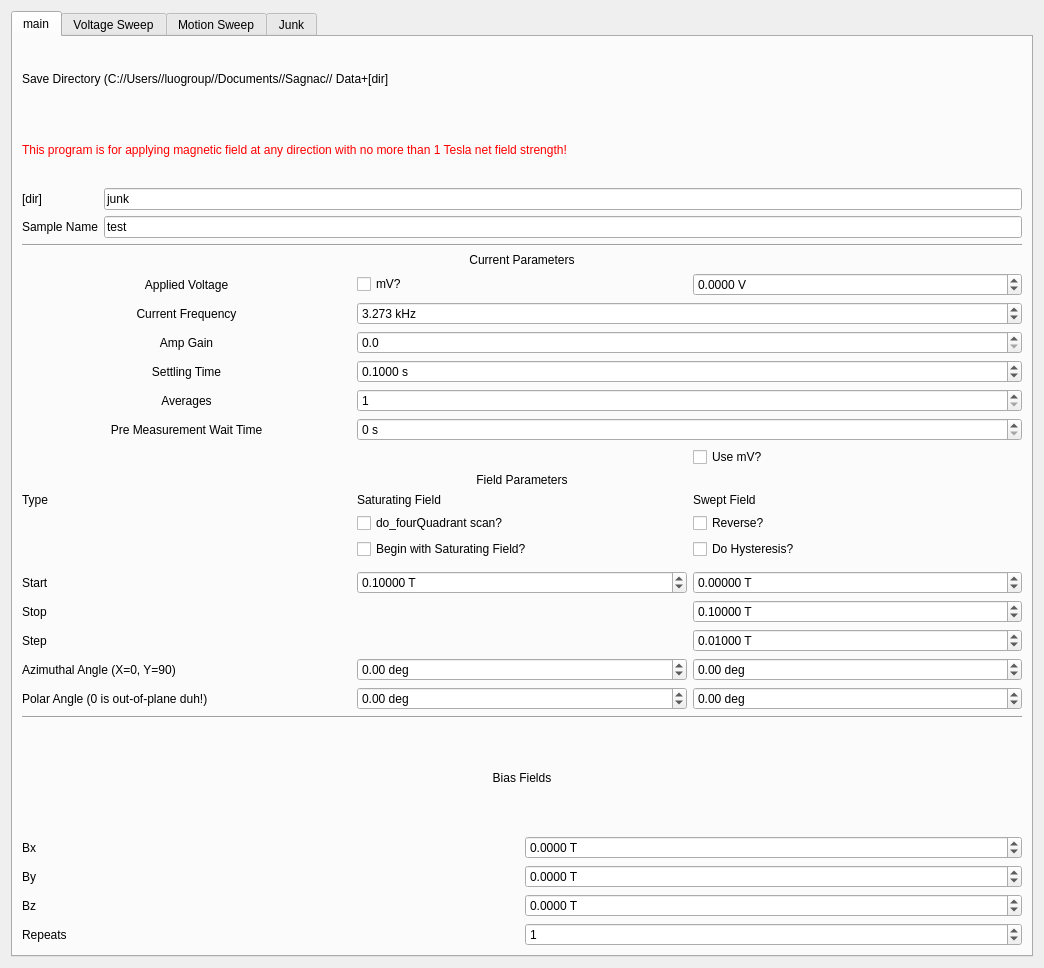
First picture: the form in VecMagSagnac_control/custom_inputs/sagnac_gui_OpticsXport.ui, repository OrionSmedley/SagnacOperatingSys, before the edit.
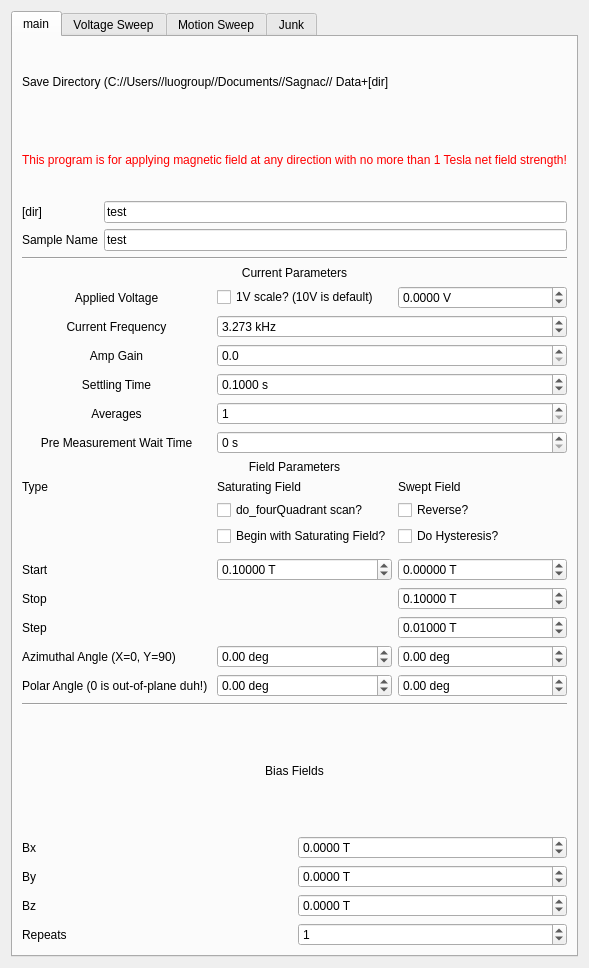
Second picture: the form after the edit. The open tabs and pages were chosen to show the change.

What changed in the file:
```diff
--- a/VecMagSagnac_control/custom_inputs/sagnac_gui_OpticsXport.ui
+++ b/VecMagSagnac_control/custom_inputs/sagnac_gui_OpticsXport.ui
@@ -6,7 +6,7 @@
    <rect>
     <x>0</x>
     <y>0</y>
-    <width>1044</width>
+    <width>568</width>
     <height>968</height>
    </rect>
   </property>
@@ -20,7 +20,7 @@
       <string>&lt;html&gt;&lt;head/&gt;&lt;body&gt;&lt;p&gt;Field Parameters&lt;/p&gt;&lt;/body&gt;&lt;/html&gt;</string>
      </property>
      <property name="currentIndex">
-      <number>0</number>
+      <number>1</number>
      </property>
      <widget class="QWidget" name="tab">
       <attribute name="title">
@@ -59,7 +59,7 @@
          <item row="4" column="1">
           <widget class="QLineEdit" name="save_dir">
            <property name="text">
-            <string>junk</string>
+            <string>test</string>
            </property>
           </widget>
          </item>
@@ -138,6 +138,25 @@
            </property>
           </widget>
          </item>
+         <item row="3" column="2">
+          <widget class="QDoubleSpinBox" name="applied_voltage">
+           <property name="suffix">
+            <string> V</string>
+           </property>
+           <property name="decimals">
+            <number>4</number>
+           </property>
+           <property name="minimum">
+            <double>-10.000000000000000</double>
+           </property>
+           <property name="maximum">
+            <double>10.000000000000000</double>
+           </property>
+           <property name="value">
+            <double>0.000000000000000</double>
+           </property>
+          </widget>
+         </item>
          <item row="4" column="1" colspan="2">
           <widget class="QDoubleSpinBox" name="current_frequency">
            <property name="suffix">
@@ -154,28 +173,28 @@
            </property>
           </widget>
          </item>
-         <item row="9" column="2">
-          <widget class="QCheckBox" name="checkBox">
+         <item row="3" column="1">
+          <widget class="QCheckBox" name="voltage_scale_main">
            <property name="text">
-            <string>Use mV?</string>
+            <string>1V scale? (10V is default)</string>
            </property>
           </widget>
          </item>
-         <item row="17" column="0">
+         <item row="16" column="0">
           <widget class="QLabel" name="label_2">
            <property name="text">
             <string>Step</string>
            </property>
           </widget>
          </item>
-         <item row="13" column="1">
+         <item row="12" column="1">
           <widget class="QCheckBox" name="saturate">
            <property name="text">
             <string>Begin with Saturating Field?</string>
            </property>
           </widget>
          </item>
-         <item row="17" column="2">
+         <item row="16" column="2">
           <widget class="QDoubleSpinBox" name="sweep_field_step">
            <property name="suffix">
             <string> T</string>
@@ -197,14 +216,14 @@
            </property>
           </widget>
          </item>
-         <item row="11" column="1">
+         <item row="10" column="1">
           <widget class="QLabel" name="label_6">
            <property name="text">
             <string>Saturating Field</string>
            </property>
           </widget>
          </item>
-         <item row="13" column="2">
+         <item row="12" column="2">
           <widget class="QCheckBox" name="hysteresis">
            <property name="text">
             <string>Do Hysteresis?</string>
@@ -221,7 +240,7 @@
            </property>
           </widget>
          </item>
-         <item row="18" column="2">
+         <item row="17" column="2">
           <widget class="QDoubleSpinBox" name="sweep_field_azimuth">
            <property name="suffix">
             <string> deg</string>
@@ -234,6 +253,16 @@
            </property>
           </widget>
          </item>
+         <item row="3" column="0">
+          <widget class="QLabel" name="label_3">
+           <property name="text">
+            <string>Applied Voltage</string>
+           </property>
+           <property name="alignment">
+            <set>Qt::AlignCenter</set>
+           </property>
+          </widget>
+         </item>
          <item row="7" column="1" colspan="2">
           <widget class="QSpinBox" name="avgs">
            <property name="minimum">
@@ -241,7 +270,7 @@
            </property>
           </widget>
          </item>
-         <item row="12" column="2">
+         <item row="11" column="2">
           <widget class="QCheckBox" name="reverse">
            <property name="text">
             <string>Reverse?</string>
@@ -297,7 +326,7 @@
            </property>
           </widget>
          </item>
-         <item row="10" column="0" colspan="3">
+         <item row="9" column="0" colspan="3">
           <widget class="QLabel" name="label_10">
            <property name="text">
             <string>Field Parameters</string>
@@ -307,21 +336,21 @@
            </property>
           </widget>
          </item>
-         <item row="11" column="0">
+         <item row="10" column="0">
           <widget class="QLabel" name="label_21">
            <property name="text">
             <string>Type</string>
            </property>
           </widget>
          </item>
-         <item row="15" column="0">
+         <item row="14" column="0">
           <widget class="QLabel" name="label_18">
            <property name="text">
             <string>Start</string>
            </property>
           </widget>
          </item>
-         <item row="18" column="0">
+         <item row="17" column="0">
           <widget class="QLabel" name="label_16">
            <property name="text">
             <string>Azimuthal Angle (X=0, Y=90)</string>
@@ -338,14 +367,14 @@
            </property>
           </widget>
          </item>
-         <item row="19" column="0">
+         <item row="18" column="0">
           <widget class="QLabel" name="label_19">
            <property name="text">
             <string>Polar Angle (0 is out-of-plane duh!) </string>
            </property>
           </widget>
          </item>
-         <item row="15" column="2">
+         <item row="14" column="2">
           <widget class="QDoubleSpinBox" name="sweep_field_start">
            <property name="suffix">
             <string> T</string>
@@ -367,7 +396,7 @@
            </property>
           </widget>
          </item>
-         <item row="15" column="1">
+         <item row="14" column="1">
           <widget class="QDoubleSpinBox" name="saturating_field">
            <property name="suffix">
             <string> T</string>
@@ -389,7 +418,7 @@
            </property>
           </widget>
          </item>
-         <item row="19" column="2">
+         <item row="18" column="2">
           <widget class="QDoubleSpinBox" name="sweep_field_polar">
            <property name="suffix">
             <string> deg</string>
@@ -418,30 +447,30 @@
            </property>
           </widget>
          </item>
-         <item row="12" column="1">
+         <item row="11" column="1">
           <widget class="QCheckBox" name="do_fourQuadrant">
            <property name="text">
             <string>do_fourQuadrant scan?</string>
            </property>
           </widget>
          </item>
-         <item row="19" column="1">
-          <widget class="QDoubleSpinBox" name="saturating_field_polar">
-           <property name="suffix">
-            <string> deg</string>
-           </property>
-           <property name="minimum">
-            <double>-180.000000000000000</double>
-           </property>
-           <property name="maximum">
-            <double>180.000000000000000</double>
-           </property>
-           <property name="value">
-            <double>0.000000000000000</double>
-           </property>
-          </widget>
-         </item>
          <item row="18" column="1">
+          <widget class="QDoubleSpinBox" name="saturating_field_polar">
+           <property name="suffix">
+            <string> deg</string>
+           </property>
+           <property name="minimum">
+            <double>-180.000000000000000</double>
+           </property>
+           <property name="maximum">
+            <double>180.000000000000000</double>
+           </property>
+           <property name="value">
+            <double>0.000000000000000</double>
+           </property>
+          </widget>
+         </item>
+         <item row="17" column="1">
           <widget class="QDoubleSpinBox" name="saturating_field_azimuth">
            <property name="suffix">
             <string> deg</string>
@@ -454,14 +483,14 @@
            </property>
           </widget>
          </item>
-         <item row="11" column="2">
+         <item row="10" column="2">
           <widget class="QLabel" name="label_11">
            <property name="text">
             <string>Swept Field</string>
            </property>
           </widget>
          </item>
-         <item row="16" column="2">
+         <item row="15" column="2">
           <widget class="QDoubleSpinBox" name="sweep_field_stop">
            <property name="suffix">
             <string> T</string>
@@ -483,7 +512,7 @@
            </property>
           </widget>
          </item>
-         <item row="16" column="0">
+         <item row="15" column="0">
           <widget class="QLabel" name="label_38">
            <property name="text">
             <string>Stop</string>
@@ -500,45 +529,9 @@
            </property>
           </widget>
          </item>
-         <item row="14" column="0">
+         <item row="13" column="0">
           <widget class="QWidget" name="widget" native="true"/>
          </item>
-         <item row="3" column="1">
-          <widget class="QCheckBox" name="checkBox_2">
-           <property name="text">
-            <string>mV?</string>
-           </property>
-          </widget>
-         </item>
-         <item row="3" column="2">
-          <widget class="QDoubleSpinBox" name="applied_voltage">
-           <property name="suffix">
-            <string> V</string>
-           </property>
-           <property name="decimals">
-            <number>4</number>
-           </property>
-           <property name="minimum">
-            <double>-10.000000000000000</double>
-           </property>
-           <property name="maximum">
-            <double>10.000000000000000</double>
-           </property>
-           <property name="value">
-            <double>0.000000000000000</double>
-           </property>
-          </widget>
-         </item>
-         <item row="3" column="0">
-          <widget class="QLabel" name="label_3">
-           <property name="text">
-            <string>Applied Voltage</string>
-           </property>
-           <property name="alignment">
-            <set>Qt::AlignCenter</set>
-           </property>
-          </widget>
-         </item>
         </layout>
        </item>
        <item>
@@ -750,6 +743,13 @@
           </property>
          </widget>
         </item>
+        <item row="0" column="1">
+         <widget class="QCheckBox" name="voltage_scale_sub">
+          <property name="text">
+           <string>1V scale? (10V is default)</string>
+          </property>
+         </widget>
+        </item>
        </layout>
       </widget>
      </widget>
```
